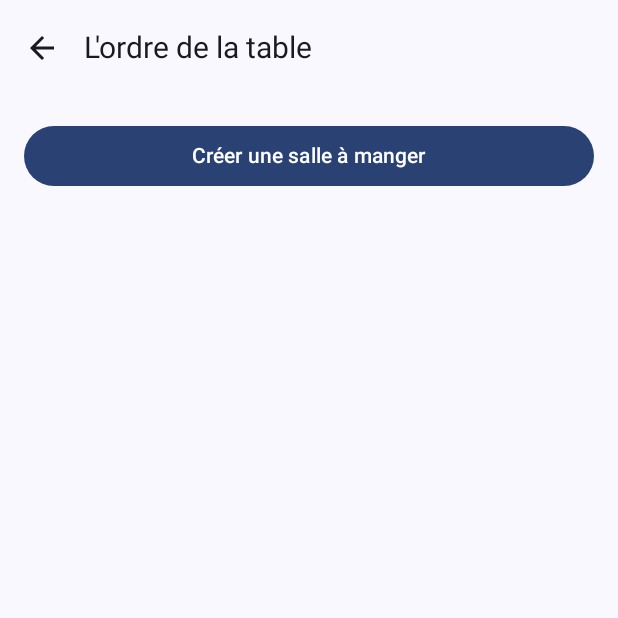
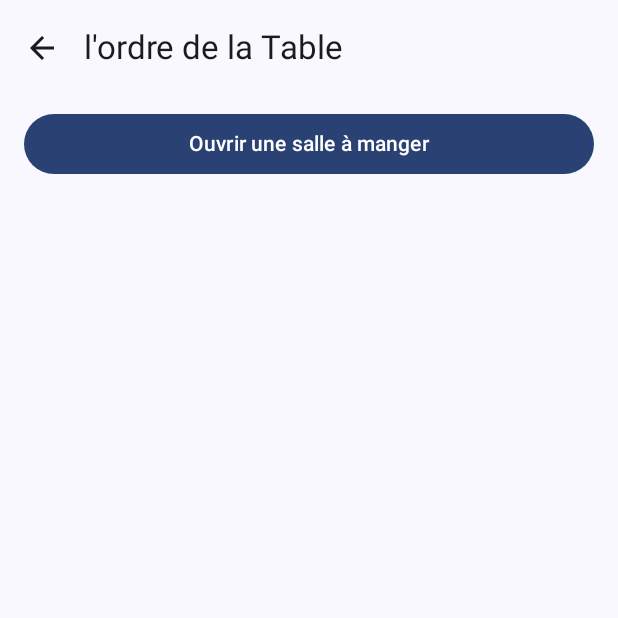
Before and after one commit to Sylouane05/fork_chan, an Android app built with Jetpack Compose: the ChatRoomsPage screen opened through its navigation route, on a phone screen of 412 x 824 dp, the top half of it. Run offline under Robolectric (Android 15) with nearby library versions, the phone set to English and light mode, and no system bars; our stand-ins replace Firebase (no records; nobody signed in at launch, a user with empty details on screens opened directly), livedata-compose.

Commit message:
Version Final - merci les forkiens et bon appétit

```diff
--- a/app/src/main/java/fr/fork_chan/activities/ChatRoomsPage.kt
+++ b/app/src/main/java/fr/fork_chan/activities/ChatRoomsPage.kt
@@ -1,39 +1,61 @@
 package fr.fork_chan.activities
 
 import androidx.compose.foundation.clickable
-import androidx.compose.foundation.layout.*
+import androidx.compose.foundation.layout.Arrangement
+import androidx.compose.foundation.layout.Column
+import androidx.compose.foundation.layout.Row
+import androidx.compose.foundation.layout.Spacer
+import androidx.compose.foundation.layout.fillMaxSize
+import androidx.compose.foundation.layout.fillMaxWidth
+import androidx.compose.foundation.layout.height
+import androidx.compose.foundation.layout.padding
 import androidx.compose.foundation.lazy.LazyColumn
 import androidx.compose.foundation.lazy.items
 import androidx.compose.material.icons.Icons
 import androidx.compose.material.icons.automirrored.filled.ArrowBack
-import androidx.compose.material3.*
-import androidx.compose.runtime.*
+import androidx.compose.material3.Button
+import androidx.compose.material3.ButtonDefaults
+import androidx.compose.material3.Card
+import androidx.compose.material3.CardDefaults
+import androidx.compose.material3.ExperimentalMaterial3Api
+import androidx.compose.material3.Icon
+import androidx.compose.material3.IconButton
+import androidx.compose.material3.MaterialTheme
+import androidx.compose.material3.Scaffold
+import androidx.compose.material3.Text
+import androidx.compose.material3.TopAppBar
+import androidx.compose.runtime.Composable
+import androidx.compose.runtime.LaunchedEffect
+import androidx.compose.runtime.collectAsState
+import androidx.compose.runtime.getValue
+import androidx.compose.runtime.remember
 import androidx.compose.ui.Modifier
 import androidx.compose.ui.unit.dp
-import androidx.compose.ui.unit.sp
 import androidx.navigation.NavController
 import com.google.firebase.firestore.FirebaseFirestore
+import kotlinx.coroutines.flow.MutableStateFlow
 
 @OptIn(ExperimentalMaterial3Api::class)
 @Composable
 fun ChatRoomsPage(navController: NavController) {
-    val chatRooms = remember { mutableStateListOf<String>() }
+    val chatRoomsFlow = remember { MutableStateFlow<List<String>>(emptyList()) }
+    val chatRooms by chatRoomsFlow.collectAsState()
 
-    // Fetch chat rooms from Firestore
+    // Real-time listener for chat rooms
     LaunchedEffect(Unit) {
         FirebaseFirestore.getInstance().collection("chat_rooms")
-            .get()
-            .addOnSuccessListener { result ->
-                val rooms = result.documents.mapNotNull { it.id }
-                chatRooms.clear()
-                chatRooms.addAll(rooms)
+            .addSnapshotListener { snapshot, _ ->
+                snapshot?.let {
+                    val rooms = it.documents.mapNotNull { doc -> doc.id }
+                    chatRoomsFlow.value = rooms
+                }
             }
     }
 
     Scaffold(
         topBar = {
             TopAppBar(
-                title = { Text("L'ordre de la table", fontSize = 20.sp) },
+                title = { Text("l'ordre de la Table") }, // Localized title
                 navigationIcon = {
                     IconButton(onClick = { navController.popBackStack() }) {
                         Icon(Icons.AutoMirrored.Filled.ArrowBack, contentDescription = "Back")
@@ -46,13 +68,14 @@ fun ChatRoomsPage(navController: NavController) {
             modifier = Modifier
                 .fillMaxSize()
                 .padding(paddingValues)
-                .padding(16.dp)
+                .padding(horizontal = 16.dp, vertical = 8.dp)
         ) {
             Button(
                 onClick = { navController.navigate("create_chat_room") },
-                modifier = Modifier.fillMaxWidth()
+                modifier = Modifier.fillMaxWidth(),
+                colors = ButtonDefaults.buttonColors(containerColor = MaterialTheme.colorScheme.primary)
             ) {
-                Text("Créer une salle à manger")
+                Text("Ouvrir une salle à manger") // Localized text
             }
 
             Spacer(modifier = Modifier.height(16.dp))
@@ -62,15 +85,23 @@ fun ChatRoomsPage(navController: NavController) {
                     Card(
                         modifier = Modifier
                             .fillMaxWidth()
-                            .padding(8.dp)
+                            .padding(vertical = 4.dp)
                             .clickable { navController.navigate("chat/$room") },
-                        elevation = CardDefaults.cardElevation(4.dp)
+                        elevation = CardDefaults.cardElevation(defaultElevation = 2.dp),
+                        colors = CardDefaults.cardColors(containerColor = MaterialTheme.colorScheme.surfaceVariant)
                     ) {
-                        Text(
-                            text = room,
-                            fontSize = 18.sp,
-                            modifier = Modifier.padding(16.dp)
-                        )
+                        Row(
+                            modifier = Modifier
+                                .padding(16.dp)
+                                .fillMaxWidth(),
+                            horizontalArrangement = Arrangement.SpaceBetween
+                        ) {
+                            Text(
+                                text = room,
+                                style = MaterialTheme.typography.bodyLarge,
+                                color = MaterialTheme.colorScheme.onSurface
+                            )
+                        }
                     }
                 }
             }
--- a/app/src/main/java/fr/fork_chan/models/PostViewModel.kt
+++ b/app/src/main/java/fr/fork_chan/models/PostViewModel.kt
@@ -23,7 +23,6 @@ class PostViewModel : ViewModel() {
     private val auth = FirebaseAuth.getInstance()
 
     private val _postState = MutableLiveData<PostState>(PostState.Idle)
-    val postState: LiveData<PostState> get() = _postState
 
     private val _posts = MutableLiveData<List<Post>>(emptyList())
     val posts: LiveData<List<Post>> = _posts
```
Also changed, not shown: app/src/main/java/fr/fork_chan/activities/ChatRoomPage.kt (+99 -48 lines), app/src/main/java/fr/fork_chan/activities/CreateChatRoom.kt (+40 -7 lines).
